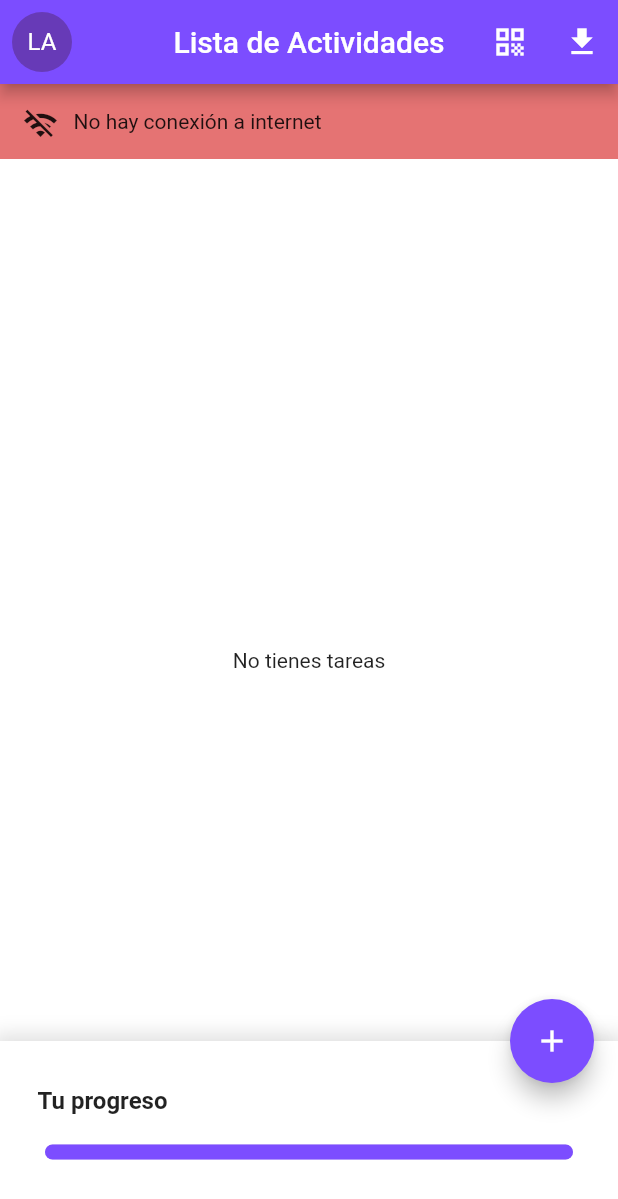
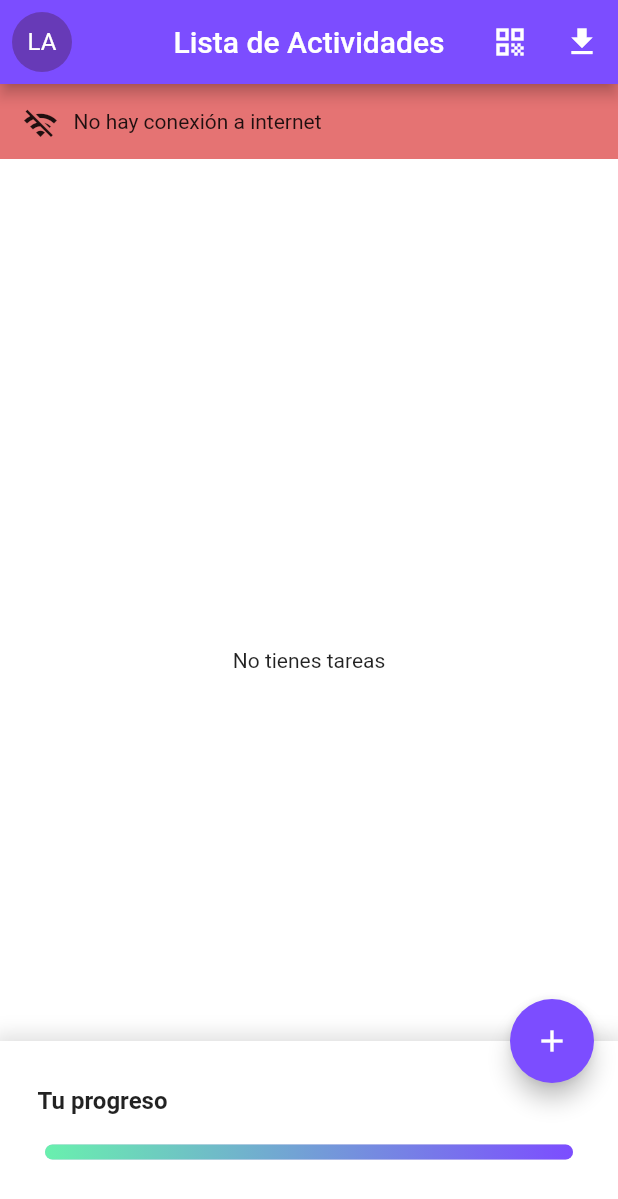
Before and after one commit to laubrener/to_do_app, a Flutter app: the screen it shows after launch, on a phone screen of 412 x 824 dp. Shown: the top 1199 px of the screen. Run offline on Flutter 3.47's test engine with Material 2 defaults, Android fonts, the phone set to English and light mode, and no system bars; drawn by our look-alikes of percent_indicator; our stand-ins replace connectivity_plus, hive, hive_flutter, open_file, qr_flutter, rxdart; missing offline and left inert: excel, flutter_barcode_scanner; accounts and stored records are empty; network calls fail.

Commit message:
arreglo navegación

```diff
--- a/lib/main.dart
+++ b/lib/main.dart
@@ -29,9 +29,7 @@ class MyApp extends StatelessWidget {
   Widget build(BuildContext context) {
     final Map<String, Widget Function(BuildContext)> appRoutes = {
       // 'loading': (_) => const LoadingPage(),
-      'home': (_) => const HomePage(
-            name: 'lau',
-          ),
+      'home': (_) => const HomePage(),
       'login': (_) => const LoginPage(),
     };
 
--- a/lib/pages/home_page.dart
+++ b/lib/pages/home_page.dart
@@ -7,7 +7,9 @@ import 'package:excel/excel.dart';
 import 'package:open_file/open_file.dart';
 import 'package:path/path.dart' as p;
 import 'package:reto/models/to_do_model.dart';
+import 'package:reto/models/user_model.dart';
 import 'package:reto/pages/scanner_page.dart';
+import 'package:reto/providers/auth_provider.dart';
 import 'package:reto/providers/data_sync_provider.dart';
 import 'package:reto/providers/to_do_list_provider.dart';
 import 'package:reto/pages/form_page.dart';
@@ -17,8 +19,9 @@ import 'package:reto/widgets/connection_widget.dart';
 import 'package:reto/widgets/to_do_list_widget.dart';
 
 class HomePage extends StatefulWidget {
-  const HomePage({Key? key, required this.name}) : super(key: key);
-  final String name;
+  const HomePage({
+    Key? key,
+  }) : super(key: key);
 
   @override
   State<HomePage> createState() => _HomePageState();
@@ -68,6 +71,8 @@ class _HomePageState extends State<HomePage> with TickerProviderStateMixin {
   @override
   Widget build(BuildContext context) {
     List<ToDo> list = context.watch<ToDoListProvider>().toDoList;
+    User? user = context.read<AuthProvider>().user;
+    String userName = user?.nombre ?? 'laura';
 
     ConnectionStatusProvider connectionProvider =
         context.watch<ConnectionStatusProvider>();
@@ -90,7 +95,8 @@ class _HomePageState extends State<HomePage> with TickerProviderStateMixin {
           child: CircleAvatar(
             backgroundColor: Colors.deepPurple,
             child: Text(
-              (widget.name[0] + widget.name[1]).toUpperCase(),
+              (userName[0] + userName[1]).toUpperCase(),
+              // (widget.name[0] + widget.name[1]).toUpperCase(),
               style: const TextStyle(color: Colors.white),
             ),
           ),
--- a/lib/pages/login.dart
+++ b/lib/pages/login.dart
@@ -86,9 +86,8 @@ class _LoginPageState extends State<LoginPage> with TickerProviderStateMixin {
                             Navigator.pushReplacement(
                               context,
                               MaterialPageRoute(
-                                builder: (BuildContext context) => HomePage(
-                                  name: userCtrl.text.trim(),
-                                ),
+                                builder: (BuildContext context) =>
+                                    const HomePage(),
                               ),
                             );
                           } else {
--- a/lib/pages/qr_page.dart
+++ b/lib/pages/qr_page.dart
@@ -27,10 +27,12 @@ class GenerateQRScreen extends StatelessWidget {
   }
   ''';
 
+  const GenerateQRScreen({super.key});
+
   @override
   Widget build(BuildContext context) {
     return Scaffold(
-      appBar: AppBar(title: Text('Generar QR')),
+      appBar: AppBar(title: const Text('Generar QR')),
       body: Center(
         child: QrImageView(
           data: jsonString,
--- a/lib/providers/auth_provider.dart
+++ b/lib/providers/auth_provider.dart
@@ -1,9 +1,11 @@
 import 'package:flutter/material.dart';
+import 'package:reto/models/user_model.dart';
 import 'package:reto/services/auth_service.dart';
 
 class AuthProvider with ChangeNotifier {
   bool _authenticating = false;
   AuthService service = AuthService();
+  User? user = User();
 
   bool get authenticating => _authenticating;
   set authenticating(bool value) {
@@ -11,11 +13,11 @@ class AuthProvider with ChangeNotifier {
     notifyListeners();
   }
 
-  Future<bool> signIn(String user, String password) async {
+  Future<bool> signIn(String name, String password) async {
     authenticating = true;
 
     try {
-      await service.login(user, password);
+      user = await service.login(name, password);
       authenticating = false;
       notifyListeners();
       return true;
--- a/lib/widgets/bottom_widget.dart
+++ b/lib/widgets/bottom_widget.dart
@@ -42,9 +42,12 @@ class _BottomWidgetState extends State<BottomWidget> {
               animationDuration: 1000,
               percent: widget.percent,
               backgroundColor: Colors.deepPurple.shade100,
-              progressColor: Colors.deepPurpleAccent,
+              // progressColor: Colors.deepPurpleAccent,
               lineHeight: 10,
               barRadius: const Radius.circular(30),
+              clipLinearGradient: true,
+              linearGradient: const LinearGradient(
+                  colors: [Colors.greenAccent, Colors.deepPurpleAccent]),
             ),
           ),
         ],
```
Also changed, not shown: lib/pages/form_page.dart (+7 -1 lines), lib/pages/scanner_page.dart (+16 -3 lines), lib/widgets/to_do_list_widget.dart (+26 -16 lines).
